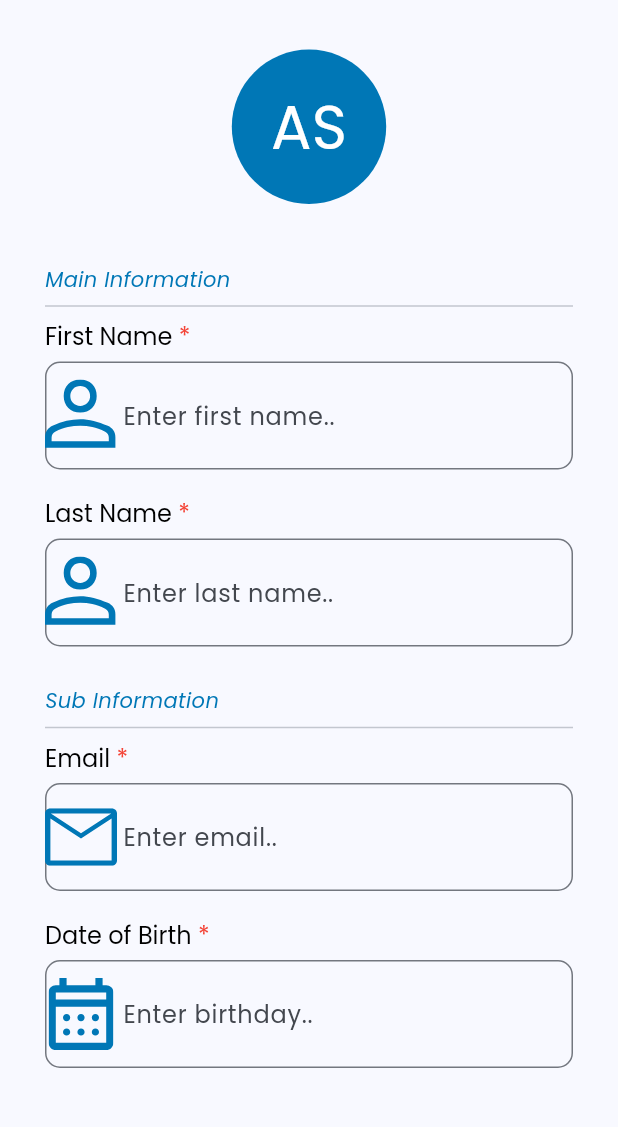
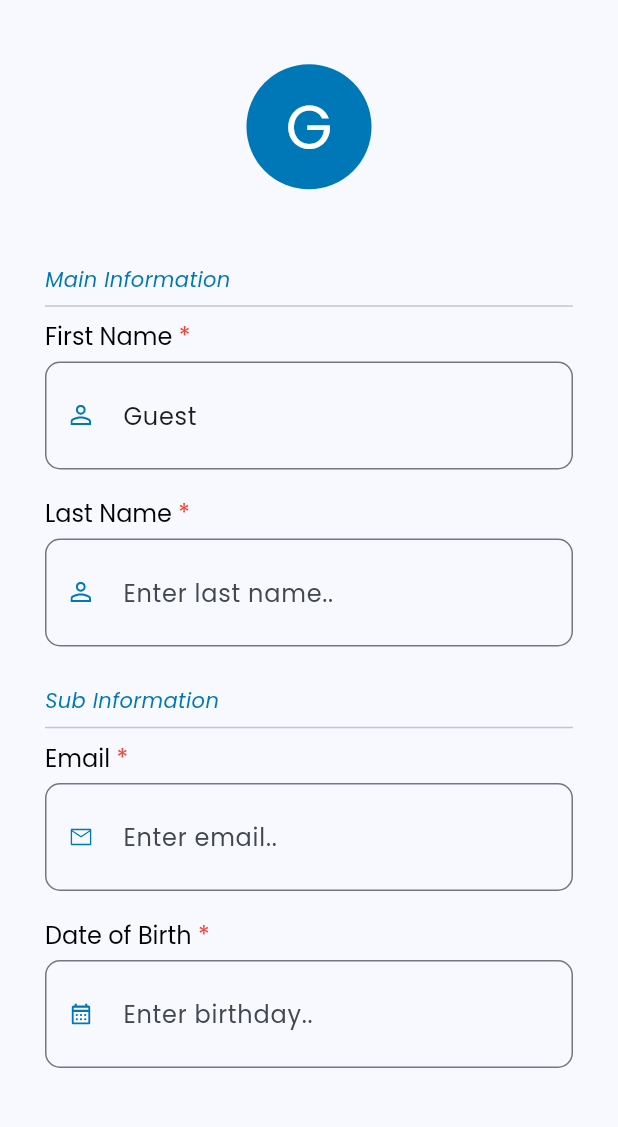
Before and after one commit to DaffRazan/contact_app, a Flutter app: the ProfileScreen screen opened directly, after a tap on "Update my detail", on a phone screen of 412 x 824 dp, the part 84-1211 px from its top. Run offline on Flutter 3.47's test engine with Material 3 defaults, Android fonts, the phone set to English and light mode, and no system bars; our stand-ins replace flutter_svg, fluttertoast, get, google_fonts, shared_preferences; accounts and stored records are empty.

Commit message:
feat: refactor profile screen

```diff
--- a/lib/screens/profile_screen.dart
+++ b/lib/screens/profile_screen.dart
@@ -1,8 +1,11 @@
+import 'package:contact_app/models/contact.dart';
 import 'package:contact_app/screens/update_contact_screen.dart';
 import 'package:contact_app/utils/color.dart';
+import 'package:contact_app/utils/const.dart';
 import 'package:flutter/material.dart';
 import 'package:get/get.dart';
 import 'package:google_fonts/google_fonts.dart';
+import 'package:shared_preferences/shared_preferences.dart';
 
 class ProfileScreen extends StatefulWidget {
   const ProfileScreen({super.key});
@@ -12,6 +15,36 @@ class ProfileScreen extends StatefulWidget {
 }
 
 class _ProfileScreenState extends State<ProfileScreen> {
+  String loggedInUserName = "";
+  String loggedInEmail = '';
+  String loggedInDob = '';
+  String firstName = '';
+  String secondName = '';
+  String loggedInId = '';
+
+  @override
+  void initState() {
+    super.initState();
+    _loadLoggedInUser();
+  }
+
+  Future<void> _loadLoggedInUser() async {
+    SharedPreferences prefs = await SharedPreferences.getInstance();
+    setState(() {
+      loggedInUserName = prefs.getString(loginUsernamePrefKey) ?? 'Guest';
+      loggedInEmail = prefs.getString(loginEmailPrefKey) ?? '';
+      loggedInDob = prefs.getString(loginDobPrefKey) ?? '';
+      loggedInId = prefs.getString(loginPrefKey) ?? '';
+
+      // Split the string into a list of words
+      List<String> words = loggedInUserName.split(' ');
+
+      // Get the first and second words
+      firstName = words.isNotEmpty ? words[0] : '';
+      secondName = words.length > 1 ? words[1] : '';
+    });
+  }
+
   @override
   Widget build(BuildContext context) {
     return Scaffold(
@@ -30,7 +63,7 @@ class _ProfileScreenState extends State<ProfileScreen> {
                   color: AppThemeColor.bluePrimary,
                 ),
                 child: Text(
-                  'AS',
+                  loggedInUserName.isNotEmpty ? loggedInUserName[0] : '',
                   style: TextStyle(
                     fontSize: 40,
                     color: AppThemeColor.white,
@@ -38,11 +71,11 @@ class _ProfileScreenState extends State<ProfileScreen> {
                 ),
               ),
               const SizedBox(height: 10),
-              const Text('Avi Savannah'),
+              Text(loggedInUserName),
               const SizedBox(height: 10),
-              const Text('avisavvanah@gmail.com'),
+              Text(loggedInEmail),
               const SizedBox(height: 10),
-              const Text('26/6/1998'),
+              Text(loggedInDob),
               const SizedBox(height: 25),
               SizedBox(
                 width: double.infinity,
@@ -56,8 +89,18 @@ class _ProfileScreenState extends State<ProfileScreen> {
                       vertical: 15,
                     ),
                   ),
-                  onPressed: () {
-                    Get.to(() => const UpdateContactDetail());
+                  onPressed: () async {
+                    final updatedContact =
+                        await Get.to<Contact>(() => UpdateContactDetail(
+                              firstName: firstName,
+                              lastName: secondName,
+                              email: loggedInEmail,
+                              dob: loggedInDob,
+                            ));
+
+                    if (updatedContact != null) {
+                      _updateContact(updatedContact);
+                    }
                   },
                   child: Text(
                     'Update my detail',
@@ -74,4 +117,16 @@ class _ProfileScreenState extends State<ProfileScreen> {
       ),
     );
   }
+
+  void _updateContact(Contact updatedContact) {
+    setState(() {
+      loggedInUserName =
+          '${updatedContact.firstName} ${updatedContact.lastName}';
+      loggedInEmail = updatedContact.email ?? '';
+      loggedInDob = updatedContact.dob ?? '';
+
+      firstName = updatedContact.firstName;
+      secondName = updatedContact.lastName;
+    });
+  }
 }
--- a/lib/screens/update_contact_screen.dart
+++ b/lib/screens/update_contact_screen.dart
@@ -1,17 +1,66 @@
+import 'package:contact_app/models/contact.dart';
 import 'package:contact_app/utils/color.dart';
+import 'package:contact_app/utils/const.dart';
 import 'package:contact_app/widgets/buttons.dart';
 import 'package:flutter/material.dart';
 import 'package:flutter_svg/svg.dart';
+import 'package:get/get.dart';
 import 'package:google_fonts/google_fonts.dart';
+import 'package:intl/intl.dart';
+import 'package:shared_preferences/shared_preferences.dart';
 
 class UpdateContactDetail extends StatefulWidget {
-  const UpdateContactDetail({super.key});
+  final String firstName;
+  final String lastName;
+  final String email;
+  final String dob;
+
+  const UpdateContactDetail({
+    super.key,
+    required this.firstName,
+    required this.lastName,
+    required this.email,
+    required this.dob,
+  });
 
   @override
   State<UpdateContactDetail> createState() => _UpdateContactDetailState();
 }
 
 class _UpdateContactDetailState extends State<UpdateContactDetail> {
+  final TextEditingController dateController = TextEditingController();
+  final TextEditingController firstNameController = TextEditingController();
+  final TextEditingController lastNameController = TextEditingController();
+  final TextEditingController emailController = TextEditingController();
+
+  final List<Map<String, String>> contacts = []; // List to hold contact data
+  final GlobalKey<FormState> _formKey = GlobalKey<FormState>();
+
+  Future<void> _selectDate(BuildContext context) async {
+    // Show the date picker dialog
+    final DateTime? pickedDate = await showDatePicker(
+      context: context,
+      initialDate: DateTime.now(),
+      firstDate: DateTime(2000),
+      lastDate: DateTime(2101),
+    );
+
+    if (pickedDate != null) {
+      setState(() {
+        dateController.text = DateFormat('d/M/yyyy').format(pickedDate);
+      });
+    }
+  }
+
+  @override
+  void initState() {
+    super.initState();
+    firstNameController.text = widget.firstName;
+    lastNameController.text = widget.lastName;
+    emailController.text = widget.email;
+    dateController.text = widget.dob;
+  }
+
   @override
   Widget build(BuildContext context) {
     return Scaffold(
@@ -20,7 +69,6 @@ class _UpdateContactDetailState extends State<UpdateContactDetail> {
           'Contact Details',
           style: TextStyle(fontWeight: FontWeight.bold),
         ),
-        elevation: 1,
         backgroundColor: Colors.transparent,
         automaticallyImplyLeading: true,
       ),
@@ -41,7 +89,7 @@ class _UpdateContactDetailState extends State<UpdateContactDetail> {
                     color: AppThemeColor.bluePrimary,
                   ),
                   child: Text(
-                    'AS',
+                    widget.firstName[0],
                     style: TextStyle(
                       fontSize: 40,
                       color: AppThemeColor.white,
@@ -59,12 +107,16 @@ class _UpdateContactDetailState extends State<UpdateContactDetail> {
               ),
               const Divider(),
               _buildTextForm(
+                controller: firstNameController,
+                textInputType: TextInputType.name,
                 hintText: 'Enter first name..',
                 label: 'First Name',
                 iconPath: 'assets/icons/ic_human.svg',
               ),
               const SizedBox(height: 17),
               _buildTextForm(
+                controller: lastNameController,
+                textInputType: TextInputType.name,
                 hintText: 'Enter last name..',
                 label: 'Last Name',
                 iconPath: 'assets/icons/ic_human.svg',
@@ -79,20 +131,40 @@ class _UpdateContactDetailState extends State<UpdateContactDetail> {
               ),
               const Divider(),
               _buildTextForm(
+                controller: emailController,
                 hintText: 'Enter email..',
                 label: 'Email',
                 iconPath: 'assets/icons/ic_email.svg',
+                textInputType: TextInputType.emailAddress,
               ),
               const SizedBox(height: 17),
               _buildTextForm(
+                controller: dateController,
                 hintText: 'Enter birthday..',
                 label: 'Date of Birth',
                 iconPath: 'assets/icons/ic_calendar.svg',
+                textInputType: TextInputType.text,
               ),
               const SizedBox(height: 170),
               Buttons.buildPrimaryButton(
                 label: 'Update',
-                onPressed: () {},
+                onPressed: () async {
+                  SharedPreferences prefs =
+                      await SharedPreferences.getInstance();
+                  String userId = prefs.getString(loginPrefKey) ?? '';
+
+                  // Create a new updated contact with the modified data
+                  Contact updatedContact = Contact(
+                    id: userId,
+                    firstName: firstNameController.text,
+                    lastName: lastNameController.text,
+                    email: emailController.text, // unchanged
+                    dob: dateController.text, // unchanged
+                  );
+
+                  // Return the updated contact to the previous screen
+                  Get.back(result: updatedContact);
+                },
               ),
               const SizedBox(height: 20),
               SizedBox(
@@ -127,6 +199,8 @@ class _UpdateContactDetailState extends State<UpdateContactDetail> {
     required String label,
     required String hintText,
     required String iconPath,
+    required TextEditingController controller,
+    required TextInputType textInputType,
   }) {
     return Column(
       crossAxisAlignment: CrossAxisAlignment.start,
@@ -155,6 +229,9 @@ class _UpdateContactDetailState extends State<UpdateContactDetail> {
           height: 5,
         ),
         TextFormField(
+            controller: controller,
+            keyboardType: textInputType,
+            textInputAction: TextInputAction.next,
             decoration: InputDecoration(
               border: OutlineInputBorder(
                 borderRadius: BorderRadius.circular(10),
@@ -168,13 +245,18 @@ class _UpdateContactDetailState extends State<UpdateContactDetail> {
                 borderSide: BorderSide(color: AppThemeColor.bluePrimary),
               ),
               contentPadding: const EdgeInsets.all(24),
-            prefixIcon: SvgPicture.asset(
+              prefixIcon: FittedBox(
+                fit: BoxFit.scaleDown,
+                child: SvgPicture.asset(
                   iconPath,
-              height: 6,
-              width: 6,
+                  height: 14,
+                  width: 14,
                 ),
               ),
             ),
+            readOnly: (label == 'Date of Birth') ? true : false,
+            onTap:
+                (label == 'Date of Birth') ? () => _selectDate(context) : null),
       ],
     );
   }
```
Lines whose indentation alone changed are shown as unchanged.
